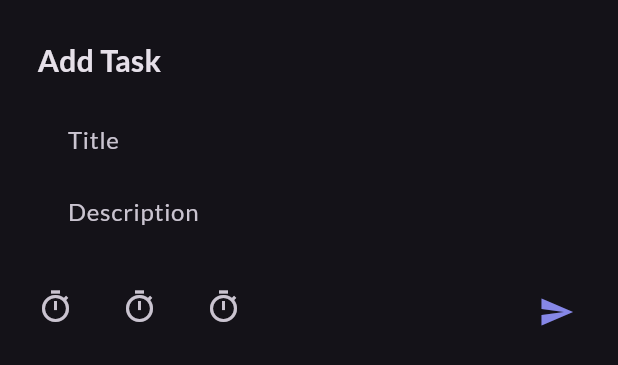
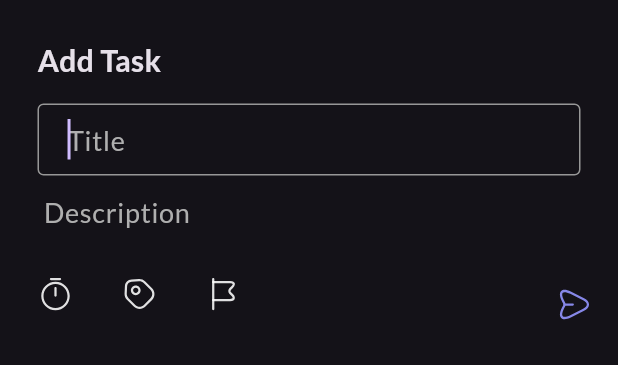
Before and after one commit to ELDemy/Rowad-Masr, a Flutter app: the AddTaskBottomSheet widget shown alone on an empty page, opened directly, on a phone screen of 412 x 824 dp. Shown: the top 365 px of the screen. Run offline on Flutter 3.47's test engine with Material 3 defaults, Android fonts, the phone set to English and light mode, and no system bars; our stand-ins replace bloc, flutter_bloc, flutter_svg, google_fonts, persistent_bottom_nav_bar; missing offline and left inert: carousel_slider_plus.

Commit message:
design add task bottom sheet

```diff
--- a/flutter/to_do_app/lib/features/add_todo/presentation/views/bottom_sheet_text_field.dart
+++ b/flutter/to_do_app/lib/features/add_todo/presentation/views/bottom_sheet_text_field.dart
@@ -1,33 +1,74 @@
 import 'package:flutter/material.dart';
 import 'package:to_do_app/core/utiles/app_colors.dart';
 
-class BottomSheetTextFormField extends StatelessWidget {
-  const BottomSheetTextFormField(
-      {super.key,
-      required this.controller,
-      this.hintText,
-      this.obscureText = false});
+class BottomSheetTextFormField extends StatefulWidget {
+  const BottomSheetTextFormField({
+    super.key,
+    required this.controller,
+    this.hintText,
+    this.autofocus = false,
+    this.maxLines = 2,
+  });
 
   final TextEditingController controller;
   final String? hintText;
-  final bool obscureText;
+  final bool autofocus;
+  final int maxLines;
+
+  @override
+  State<BottomSheetTextFormField> createState() =>
+      _BottomSheetTextFormFieldState();
+}
+
+class _BottomSheetTextFormFieldState extends State<BottomSheetTextFormField> {
+  FocusNode _focusNode = FocusNode();
+  bool _isFocused = false;
+
+  @override
+  void initState() {
+    super.initState();
+
+    // Add a listener to the focus node to detect focus changes
+    _focusNode.addListener(() {
+      setState(() {
+        _isFocused = _focusNode.hasFocus;
+      });
+    });
+  }
+
+  @override
+  void dispose() {
+    // Always dispose the FocusNode when done
+    _focusNode.dispose();
+    super.dispose();
+  }
+
   @override
   Widget build(BuildContext context) {
     return Padding(
       padding: const EdgeInsets.only(right: 8.0),
       child: TextFormField(
-        controller: controller,
-        obscureText: obscureText,
+        focusNode: _focusNode,
+        autofocus: widget.autofocus,
+        controller: widget.controller,
+        style: const TextStyle(
+          fontSize: 18,
+          height: 27.09 / 18,
+        ),
+        minLines: 1,
+        maxLines: widget.maxLines,
         decoration: InputDecoration(
           border: const OutlineInputBorder(borderSide: BorderSide.none),
-          hintText: hintText,
+          hintText: widget.hintText,
+          hintStyle: const TextStyle(color: AppColors.lightWight),
           focusedBorder: const OutlineInputBorder(
             borderSide: BorderSide(
               color: AppColors.greyOutline,
             ),
           ),
-          contentPadding:
-              const EdgeInsets.symmetric(vertical: 8, horizontal: 16),
+          contentPadding: _isFocused
+              ? const EdgeInsets.symmetric(vertical: 8, horizontal: 16)
+              : const EdgeInsets.symmetric(vertical: 0, horizontal: 0),
         ),
       ),
     );
--- a/flutter/to_do_app/lib/features/add_todo/presentation/views/task_bottom_sheet.dart
+++ b/flutter/to_do_app/lib/features/add_todo/presentation/views/task_bottom_sheet.dart
@@ -1,8 +1,8 @@
 import 'package:flutter/material.dart';
 import 'package:flutter_bloc/flutter_bloc.dart';
+import 'package:flutter_svg/flutter_svg.dart';
 import 'package:to_do_app/core/models/task_model.dart';
 import 'package:to_do_app/core/state_management/tasks_cubit/tasks_cubit.dart';
-import 'package:to_do_app/core/utiles/app_colors.dart';
 import 'package:to_do_app/features/add_todo/presentation/views/bottom_sheet_text_field.dart';
 
 class AddTaskBottomSheet extends StatefulWidget {
@@ -25,6 +25,7 @@ class _AddTaskBottomSheetState extends State<AddTaskBottomSheet> {
         right: 17,
         bottom: MediaQuery.of(context).viewInsets.bottom,
       ),
+      child: SingleChildScrollView(
         child: Column(
           mainAxisSize: MainAxisSize.min,
           crossAxisAlignment: CrossAxisAlignment.start,
@@ -34,14 +35,17 @@ class _AddTaskBottomSheetState extends State<AddTaskBottomSheet> {
             BottomSheetTextFormField(
               controller: _titleController,
               hintText: "Title",
+              autofocus: true,
             ),
             BottomSheetTextFormField(
               controller: _descriptionController,
               hintText: "Description",
+              maxLines: 15,
             ),
             const SizedBox(height: 19),
             _taskActions(),
           ],
+        ),
       ),
     );
   }
@@ -58,18 +62,22 @@ class _AddTaskBottomSheetState extends State<AddTaskBottomSheet> {
   }
 
   Widget _taskActions() {
-    return Row(
+    return Padding(
+      padding: const EdgeInsets.only(bottom: 10),
+      child: Row(
         mainAxisAlignment: MainAxisAlignment.spaceBetween,
+        crossAxisAlignment: CrossAxisAlignment.end,
         children: [
           _taskPropsActions(),
           _submitTaskAction(),
         ],
+      ),
     );
   }
 
-  IconButton _submitTaskAction() {
-    return IconButton(
-      onPressed: () {
+  Widget _submitTaskAction() {
+    return InkWell(
+      onTap: () {
         final TaskModel taskModel = TaskModel(
           title: _titleController.text,
           description: _descriptionController.text,
@@ -84,10 +92,7 @@ class _AddTaskBottomSheetState extends State<AddTaskBottomSheet> {
         Navigator.pop(context);
         // NavBarData.controller.jumpToTab(1);
       },
-      icon: const Icon(
-        Icons.send,
-        color: AppColors.purplePrimaryColor,
-      ),
+      child: SvgPicture.asset('assets/icons/task_props_icons/send.svg'),
     );
   }
 
@@ -96,32 +101,19 @@ class _AddTaskBottomSheetState extends State<AddTaskBottomSheet> {
       padding: const EdgeInsets.only(bottom: 7),
       child: Row(
         children: [
-          IconButton(
-            padding: const EdgeInsets.only(right: 32),
-            constraints: const BoxConstraints(),
-            style: IconButton.styleFrom(
-              tapTargetSize: MaterialTapTargetSize.shrinkWrap,
+          InkWell(
+            onTap: () {},
+            child: SvgPicture.asset('assets/icons/task_props_icons/timer.svg'),
           ),
-            onPressed: () {},
-            icon: const Icon(Icons.timer_outlined),
+          const SizedBox(width: 32),
+          InkWell(
+            onTap: () {},
+            child: SvgPicture.asset('assets/icons/task_props_icons/tag.svg'),
           ),
-          IconButton(
-            padding: const EdgeInsets.only(right: 32),
-            constraints: const BoxConstraints(),
-            style: IconButton.styleFrom(
-              tapTargetSize: MaterialTapTargetSize.shrinkWrap,
-            ),
-            onPressed: () {},
-            icon: const Icon(Icons.timer_outlined),
-          ),
-          IconButton(
-            padding: const EdgeInsets.only(right: 32),
-            constraints: const BoxConstraints(),
-            style: IconButton.styleFrom(
-              tapTargetSize: MaterialTapTargetSize.shrinkWrap,
-            ),
-            onPressed: () {},
-            icon: const Icon(Icons.timer_outlined),
+          const SizedBox(width: 32),
+          InkWell(
+            onTap: () {},
+            child: SvgPicture.asset('assets/icons/task_props_icons/flag.svg'),
           ),
         ],
       ),
--- a/flutter/to_do_app/lib/features/bottom_nav_bar/data/nav_bar_data.dart
+++ b/flutter/to_do_app/lib/features/bottom_nav_bar/data/nav_bar_data.dart
@@ -57,9 +57,10 @@ class NavBarData {
               context,
               withNavBar: false,
               screen: ModalBottomSheetRoute(
+                enableDrag: true,
                 isScrollControlled: true,
                 shape: RoundedRectangleBorder(
-                  borderRadius: BorderRadius.circular(4),
+                  borderRadius: BorderRadius.circular(16),
                 ),
                 backgroundColor: AppColors.greyBackgroundColor,
                 builder: (context) {
--- a/flutter/to_do_app/pubspec.yaml
+++ b/flutter/to_do_app/pubspec.yaml
@@ -67,6 +67,7 @@ flutter:
   assets:
     - assets/icons/
     - assets/icons/profile_icons/
+    - assets/icons/task_props_icons/
     - assets/images/
 
   # An image asset can refer to one or more resolution-specific "variants", see
```
Also changed, not shown: flutter/to_do_app/assets/icons/others/CheckCircle.svg (renamed from flutter/to_do_app/assets/icons/CheckCircle.svg), flutter/to_do_app/assets/icons/others/Pencil.svg (renamed from flutter/to_do_app/assets/icons/Pencil.svg), flutter/to_do_app/assets/icons/others/Trash.svg (renamed from flutter/to_do_app/assets/icons/Trash.svg), flutter/to_do_app/assets/icons/others/active_calendar.svg (renamed from flutter/to_do_app/assets/icons/active_calendar.svg), flutter/to_do_app/assets/icons/others/active_clock.svg (renamed from flutter/to_do_app/assets/icons/active_clock.svg), flutter/to_do_app/assets/icons/others/active_home.svg (renamed from flutter/to_do_app/assets/icons/active_home.svg), flutter/to_do_app/assets/icons/others/add.svg (renamed from flutter/to_do_app/assets/icons/add.svg), flutter/to_do_app/assets/icons/others/inactive_calendar.svg (renamed from flutter/to_do_app/assets/icons/inactive_calendar.svg), flutter/to_do_app/assets/icons/others/inactive_clock.svg (renamed from flutter/to_do_app/assets/icons/inactive_clock.svg), flutter/to_do_app/assets/icons/others/inactive_home.svg (renamed from flutter/to_do_app/assets/icons/inactive_home.svg), flutter/to_do_app/assets/icons/others/user.svg (renamed from flutter/to_do_app/assets/icons/user.svg), flutter/to_do_app/assets/icons/task_props_icons/flag.svg (added), flutter/to_do_app/assets/icons/task_props_icons/send.svg (added), flutter/to_do_app/assets/icons/task_props_icons/tag.svg (added), 1 more files, 1 other file. Lines whose indentation alone changed are shown as unchanged.
